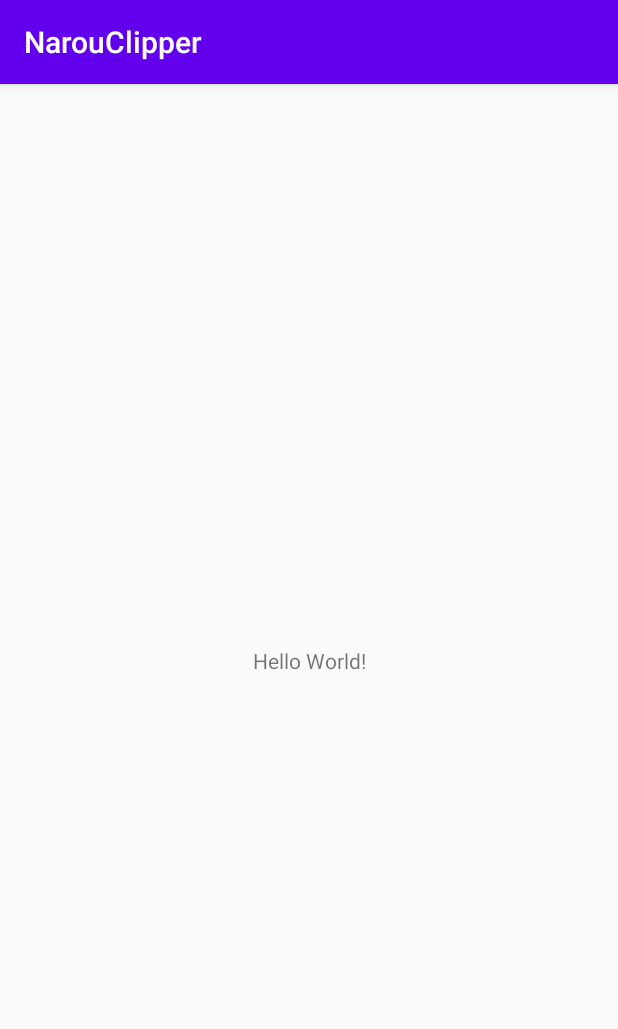
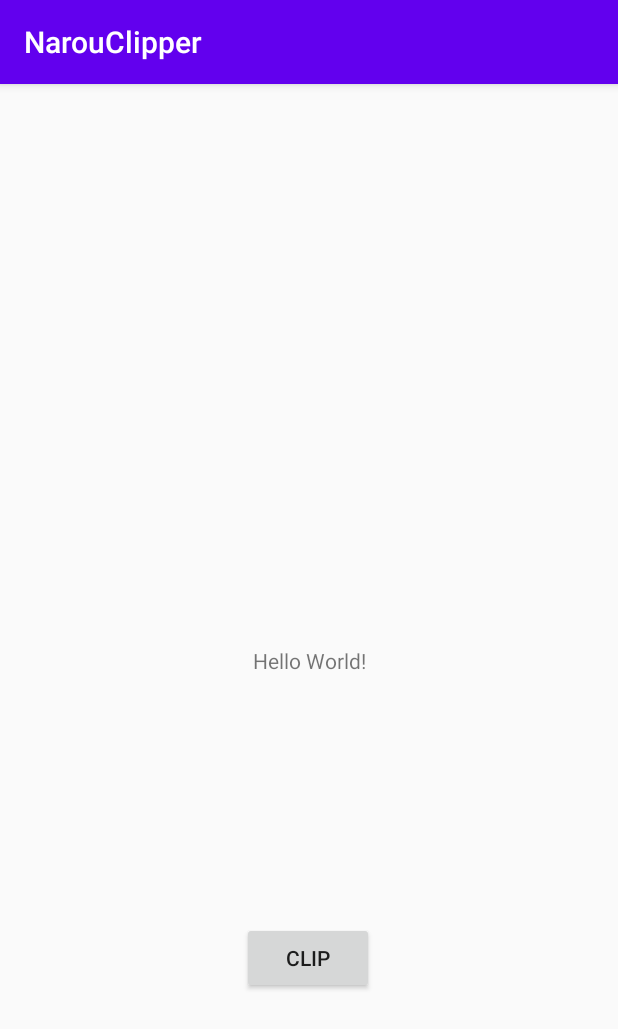
Before and after one commit to wisteriatrellis/NarouClipper, an Android app: the screen it shows after launch (MainActivity), on a phone screen of 412 x 824 dp. Shown: the top 1029 px of the screen. Run offline under Robolectric (Android 15) with nearby library versions, the phone set to English and light mode, and no system bars.

Commit message:
add clip button

```diff
--- a/app/src/main/java/com/unlimtech/narouclipper/MainActivity.kt
+++ b/app/src/main/java/com/unlimtech/narouclipper/MainActivity.kt
@@ -2,10 +2,18 @@ package com.unlimtech.narouclipper
 
 import androidx.appcompat.app.AppCompatActivity
 import android.os.Bundle
+import android.widget.Button
+import android.widget.TextView
 
 class MainActivity : AppCompatActivity() {
     override fun onCreate(savedInstanceState: Bundle?) {
         super.onCreate(savedInstanceState)
         setContentView(R.layout.activity_main)
+
+        val text: TextView = findViewById<TextView>(R.id.textView) as TextView
+        val clipButton: Button = findViewById<Button>(R.id.clipButton) as Button
+        clipButton.setOnClickListener {
+            text.text = "change!"
+        }
     }
 }
--- a/app/src/main/res/layout/activity_main.xml
+++ b/app/src/main/res/layout/activity_main.xml
@@ -7,6 +7,7 @@
     tools:context=".MainActivity">
 
     <TextView
+        android:id="@+id/textView"
         android:layout_width="wrap_content"
         android:layout_height="wrap_content"
         android:text="Hello World!"
@@ -15,4 +16,16 @@
         app:layout_constraintRight_toRightOf="parent"
         app:layout_constraintTop_toTopOf="parent" />
 
+    <Button
+        android:id="@+id/clipButton"
+        android:layout_width="wrap_content"
+        android:layout_height="wrap_content"
+        android:text="@string/clip_button"
+        app:layout_constraintBottom_toBottomOf="parent"
+        app:layout_constraintEnd_toEndOf="parent"
+        app:layout_constraintHorizontal_bias="0.498"
+        app:layout_constraintStart_toStartOf="parent"
+        app:layout_constraintTop_toBottomOf="@+id/textView"
+        app:layout_constraintVertical_bias="0.506" />
+
 </androidx.constraintlayout.widget.ConstraintLayout>
--- a/app/src/main/res/values/strings.xml
+++ b/app/src/main/res/values/strings.xml
@@ -1,3 +1,4 @@
 <resources>
     <string name="app_name">NarouClipper</string>
+    <string name="clip_button">Clip</string>
 </resources>
```
